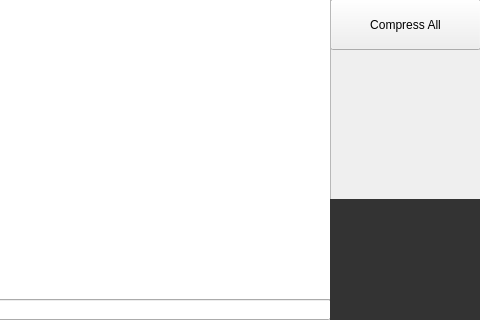
This is src/jekyll_repo.ui in baealex/imagekyll as Qt 5 draws it before an edit; both pictures show x 340 to 820 and y 101 to 421 of the 820 by 421 pixel window. The edited form follows.
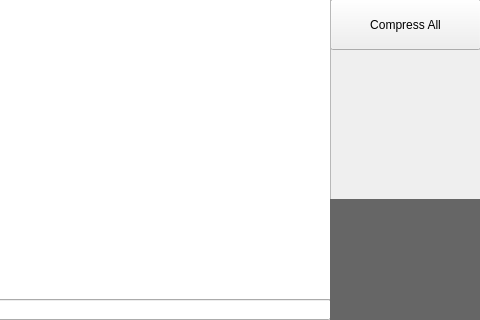
This is the edited form.

Commit message: [feat] image compress

The edit to the form file:
```diff
--- a/src/jekyll_repo.ui
+++ b/src/jekyll_repo.ui
@@ -102,7 +102,7 @@
      </rect>
     </property>
     <property name="styleSheet">
-     <string notr="true">background: #333;</string>
+     <string notr="true">background: #666;</string>
     </property>
     <property name="frameShape">
      <enum>QFrame::NoFrame</enum>
@@ -112,6 +112,28 @@
     </property>
     <property name="scaledContents">
      <bool>false</bool>
+    </property>
+    <property name="alignment">
+     <set>Qt::AlignCenter</set>
+    </property>
+   </widget>
+   <widget class="QLabel" name="imageSize">
+    <property name="geometry">
+     <rect>
+      <x>670</x>
+      <y>280</y>
+      <width>151</width>
+      <height>21</height>
+     </rect>
+    </property>
+    <property name="styleSheet">
+     <string notr="true">color:#fff;</string>
+    </property>
+    <property name="text">
+     <string/>
+    </property>
+    <property name="alignment">
+     <set>Qt::AlignRight|Qt::AlignTrailing|Qt::AlignVCenter</set>
     </property>
    </widget>
   </widget>
```
The commit also changes 8 other files.
